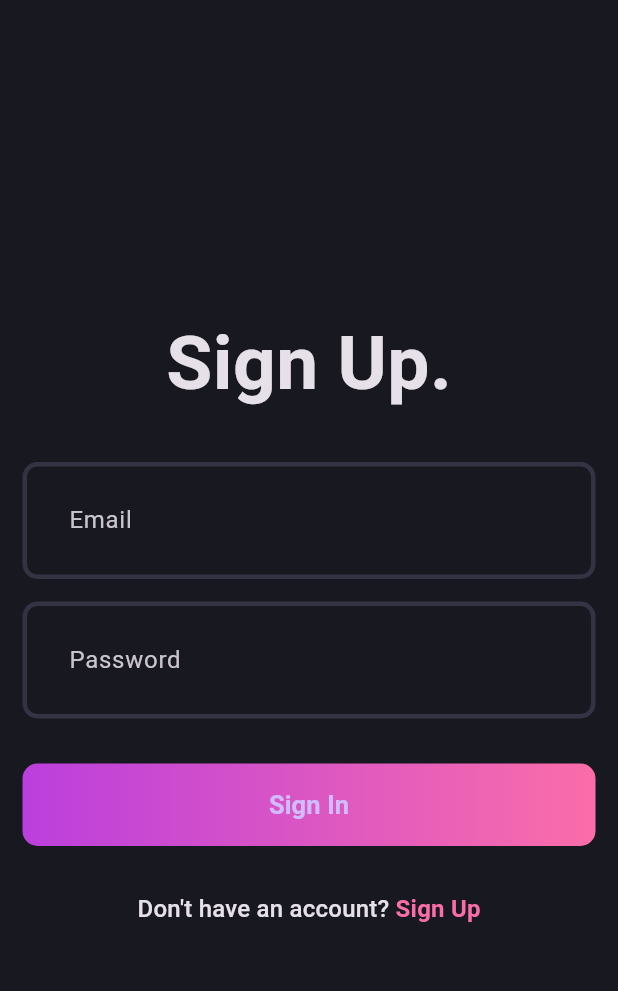
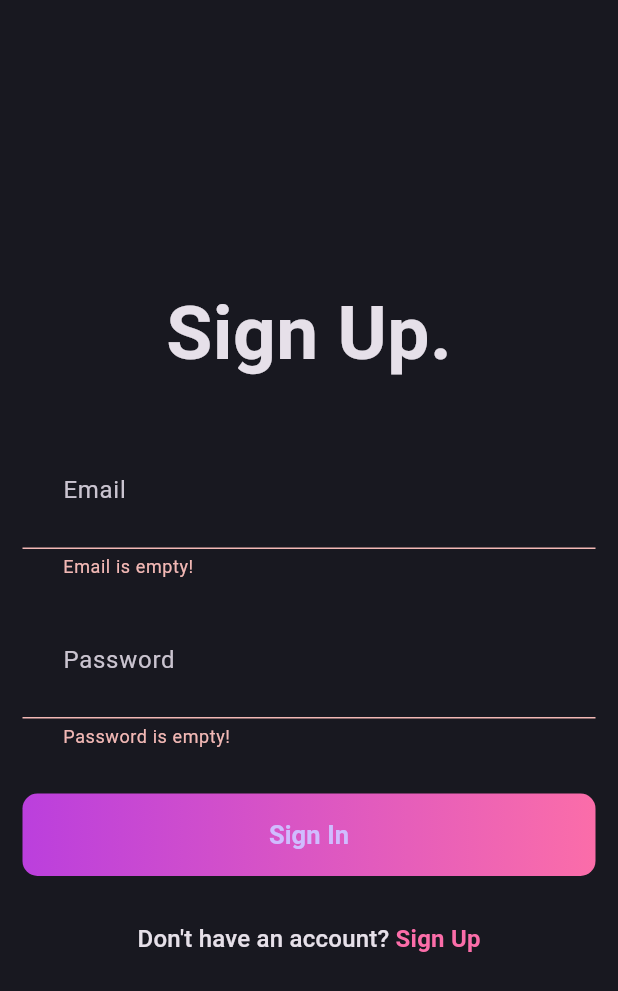
Before and after one commit to LostArrows27/flutter_supabase_blog_app, a Flutter app: the LoginPage screen opened directly, after a tap on "Sign In", on a phone screen of 412 x 824 dp. Shown: the top 991 px of the screen. Run offline on Flutter 3.47's test engine with Material 3 defaults, Android fonts, the phone set to English and light mode, and no system bars; our stand-ins replace flutter_bloc, fpdart, get_it, supabase_flutter; accounts and stored records are empty.

Commit message:
feat: display login and signup UI based on state

```diff
--- /dev/null
+++ b/lib/features/auth/domain/usecases/user_login.dart
@@ -0,0 +1,23 @@
+import 'package:flutter_supabase/core/error/failure.dart';
+import 'package:flutter_supabase/core/usecase/usecase.dart';
+import 'package:flutter_supabase/features/auth/domain/entities/user.dart';
+import 'package:flutter_supabase/features/auth/domain/repository/auth_repository.dart';
+import 'package:fpdart/src/either.dart';
+
+class UserLogin implements UseCase<User, UserLoginParams> {
+  final AuthRepository authRepository;
+  const UserLogin(this.authRepository);
+
+  @override
+  Future<Either<Failure, User>> call(UserLoginParams params) async {
+    return await authRepository.loginWithEmailPassword(
+        email: params.email, password: params.password);
+  }
+}
+
+class UserLoginParams {
+  final String email;
+  final String password;
+
+  UserLoginParams({required this.email, required this.password});
+}
--- a/lib/features/auth/presentation/bloc/auth_bloc.dart
+++ b/lib/features/auth/presentation/bloc/auth_bloc.dart
@@ -1,6 +1,7 @@
 import 'package:flutter/material.dart';
 import 'package:flutter_bloc/flutter_bloc.dart';
 import 'package:flutter_supabase/features/auth/domain/entities/user.dart';
+import 'package:flutter_supabase/features/auth/domain/usecases/user_login.dart';
 import 'package:flutter_supabase/features/auth/domain/usecases/user_signup.dart';
 
 part 'auth_event.dart';
@@ -8,16 +9,32 @@ part 'auth_state.dart';
 
 class AuthBloc extends Bloc<AuthEvent, AuthState> {
   final UserSignup _userSignup;
+  final UserLogin _userLogin;
 
-  AuthBloc({required UserSignup userSignup})
+  AuthBloc({required UserSignup userSignup, required UserLogin userLogin})
       : _userSignup = userSignup,
+        _userLogin = userLogin,
         super(AuthInitial()) {
-    on<AuthSignup>((event, emit) async {
-      final res = await _userSignup(UserSignupParams(
-          name: event.name, email: event.email, password: event.password));
+    on<AuthSignup>(_onAuthSignUp);
+    on<AuthLogin>(_onAuthLogin);
+  }
 
-      res.fold((failure) => emit(AuthFailure(message: failure.message)),
-          (user) => emit(AuthSuccess(user: user)));
-    });
+  void _onAuthSignUp(AuthSignup event, Emitter<AuthState> emit) async {
+    emit(AuthLoading());
+    final res = await _userSignup(UserSignupParams(
+        name: event.name, email: event.email, password: event.password));
+
+    res.fold((failure) => emit(AuthFailure(message: failure.message)),
+        (user) => emit(AuthSuccess(user: user)));
+  }
+
+  void _onAuthLogin(AuthLogin event, Emitter<AuthState> emit) async {
+    emit(AuthLoading());
+
+    final res = await _userLogin(
+        UserLoginParams(email: event.email, password: event.password));
+
+    res.fold((failure) => emit(AuthFailure(message: failure.message)),
+        (user) => emit(AuthSuccess(user: user)));
   }
 }
--- a/lib/features/auth/presentation/bloc/auth_event.dart
+++ b/lib/features/auth/presentation/bloc/auth_event.dart
@@ -10,3 +10,10 @@ final class AuthSignup extends AuthEvent {
 
   AuthSignup({required this.name, required this.email, required this.password});
 }
+
+final class AuthLogin extends AuthEvent {
+  final String email;
+  final String password;
+
+  AuthLogin({required this.email, required this.password});
+}
--- a/lib/features/auth/presentation/pages/login_page.dart
+++ b/lib/features/auth/presentation/pages/login_page.dart
@@ -1,5 +1,9 @@
 import 'package:flutter/material.dart';
+import 'package:flutter_bloc/flutter_bloc.dart';
+import 'package:flutter_supabase/core/common/widgets/loader.dart';
 import 'package:flutter_supabase/core/theme/app_pallete.dart';
+import 'package:flutter_supabase/core/utils/show_snackbar.dart';
+import 'package:flutter_supabase/features/auth/presentation/bloc/auth_bloc.dart';
 import 'package:flutter_supabase/features/auth/presentation/pages/signup_page.dart';
 import 'package:flutter_supabase/features/auth/presentation/widget/auth_field.dart';
 import 'package:flutter_supabase/features/auth/presentation/widget/auth_gradient_button.dart';
@@ -30,7 +34,18 @@ class _LoginPageState extends State<LoginPage> {
     return Scaffold(
       body: Padding(
         padding: const EdgeInsets.all(15.0),
-        child: Form(
+        child: BlocConsumer<AuthBloc, AuthState>(
+          listener: (context, state) {
+            if (state is AuthFailure) {
+              showSnackbar(context, state.message);
+            }
+          },
+          builder: (context, state) {
+            if (state is AuthLoading) {
+              return const Loader();
+            }
+
+            return Form(
               key: formKey,
               child: Column(
                 mainAxisAlignment: MainAxisAlignment.center,
@@ -53,7 +68,13 @@ class _LoginPageState extends State<LoginPage> {
                   const SizedBox(height: 30),
                   AuthGradientButton(
                     buttonText: 'Sign In',
-                onPressed: () {},
+                    onPressed: () {
+                      if (formKey.currentState!.validate()) {
+                        context.read<AuthBloc>().add(AuthLogin(
+                            email: emailController.text.trim(),
+                            password: passwordController.text.trim()));
+                      }
+                    },
                   ),
                   const SizedBox(height: 30),
                   GestureDetector(
@@ -78,6 +99,8 @@ class _LoginPageState extends State<LoginPage> {
                   )
                 ],
               ),
+            );
+          },
         ),
       ),
     );
```
Also changed, not shown: lib/core/common/widgets/loader.dart (added, +12 -0 lines), lib/core/utils/show_snackbar.dart (added, +7 -0 lines), lib/features/auth/data/datasources/auth_remote_data_source.dart (+13 -3 lines), lib/features/auth/data/repositories/auth_repository.dart (deleted, +0 -33 lines), lib/features/auth/data/repositories/auth_repository_impl.dart (added, +42 -0 lines), lib/features/auth/presentation/pages/signup_page.dart (+16 -1 lines), lib/init_dependencies.dart (+6 -3 lines). Lines whose indentation alone changed are shown as unchanged.
